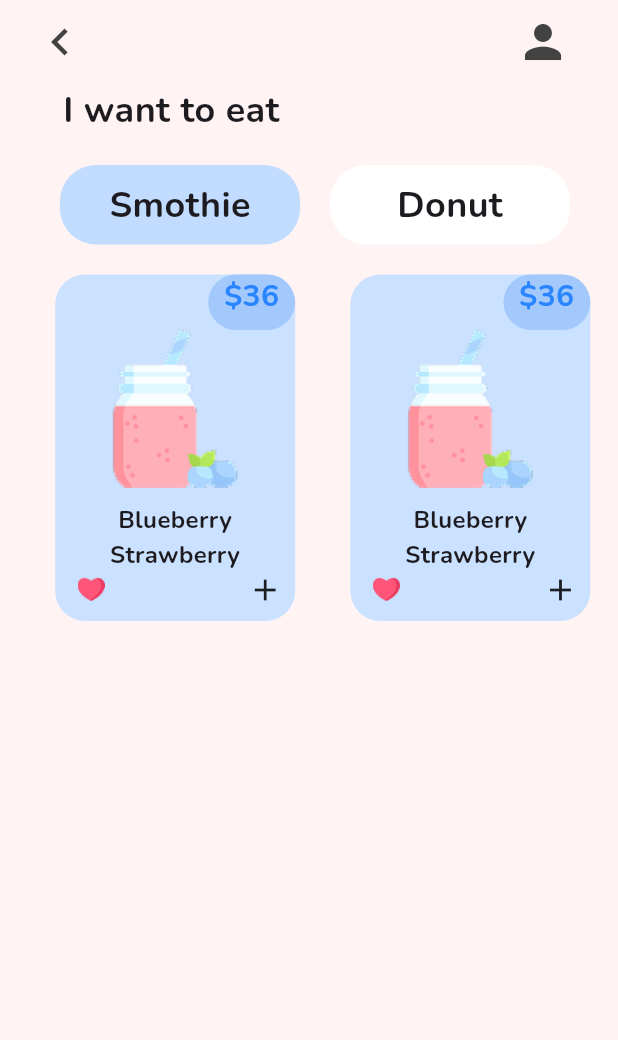
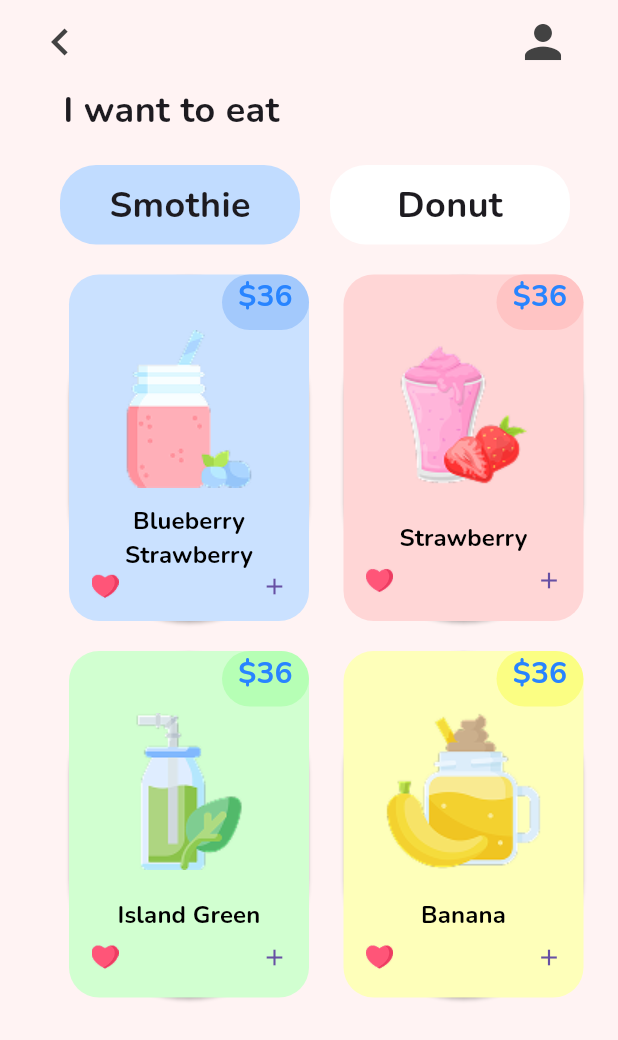
Before and after one commit to Chimedtseren99/flutter_venus_project_2025, a Flutter app: the SmothieScreen screen opened directly, on a phone screen of 412 x 824 dp. Shown: the top 1040 px of the screen. Run offline on Flutter 3.47's test engine with Material 3 defaults, Android fonts, the phone set to English and light mode, and no system bars.

Commit message:
add:project_1

```diff
--- /dev/null
+++ b/project_1/lib/card.dart
@@ -0,0 +1,118 @@
+import 'package:flutter/material.dart';
+import 'package:project_1/detail.dart';
+
+class Cards extends StatelessWidget {
+  final Color bgColor;
+  final Color bgColor2;
+  final String productName;
+  final String image;
+  final bool isDonut;
+
+  const Cards({
+    required this.bgColor,
+    required this.bgColor2,
+    required this.productName,
+    required this.image,
+    this.isDonut = false,
+    super.key,
+  });
+
+  @override
+  Widget build(BuildContext context) {
+    return ElevatedButton(
+      style: ElevatedButton.styleFrom(
+        padding: EdgeInsets.zero,
+        backgroundColor: Colors.transparent,
+      ),
+      onPressed: () {
+        Navigator.push(
+            context,
+            MaterialPageRoute(
+                builder: (context) => Detail(
+                    bgColor: bgColor,
+                    bgColor2: bgColor2,
+                    productName: productName,
+                    image: image)));
+      },
+      child: Container(
+        width: 160,
+        height: 231,
+        decoration: BoxDecoration(
+          borderRadius: BorderRadius.circular(20),
+          color: bgColor,
+        ),
+        child: Column(
+          mainAxisAlignment: MainAxisAlignment.spaceBetween,
+          children: [
+            Row(
+              mainAxisAlignment: MainAxisAlignment.end,
+              children: [
+                Container(
+                  width: 58,
+                  height: 37,
+                  decoration: BoxDecoration(
+                    borderRadius: BorderRadius.circular(20),
+                    color: bgColor2,
+                  ),
+                  child: Column(
+                    children: [
+                      Text(
+                        '\$36',
+                        textAlign: TextAlign.center,
+                        style: TextStyle(
+                            fontFamily: 'Nunito',
+                            fontWeight: FontWeight.bold,
+                            color: Color(0xff2884ff),
+                            fontSize: 20),
+                      )
+                    ],
+                  ),
+                ),
+              ],
+            ),
+            Center(
+              child: Image.asset(image),
+            ),
+            Padding(padding: EdgeInsets.only(top: 10)),
+            Text(
+              productName,
+              textAlign: TextAlign.center,
+              style: TextStyle(
+                fontSize: 16,
+                fontFamily: 'Nunito',
+                fontWeight: FontWeight.bold,
+                color: Color(0xff000000),
+              ),
+            ),
+            isDonut
+                ? Text(
+                    "Dunkins",
+                    style: TextStyle(
+                      color: Color(0xff000000),
+                    ),
+                  )
+                : Container(),
+            Row(
+              children: [
+                Padding(
+                    padding: EdgeInsets.only(
+                  left: 15,
+                )),
+                SizedBox(
+                  width: 18,
+                  height: 18,
+                  child: Image.asset('assets/images/Heart.png'),
+                ),
+                Padding(padding: EdgeInsets.only(left: 95)),
+                Icon(Icons.add),
+              ],
+            ),
+            SizedBox(
+              height: 14,
+            )
+          ],
+        ),
+      ),
+    );
+  }
+}
--- a/project_1/lib/main.dart
+++ b/project_1/lib/main.dart
@@ -1,10 +1,12 @@
 import 'package:flutter/material.dart';
 import 'package:project_1/start_page.dart';
 
+import 'Smoothie_blueberry_strawberry.dart';
+import 'donut_screen.dart';
+
 void main() {
   runApp(MaterialApp(
-    home: StartPage(
-
+    home: SmoothieBlueberryStrawberry(
     ),
   ),
   );
--- a/project_1/lib/smothie_screen.dart
+++ b/project_1/lib/smothie_screen.dart
@@ -1,6 +1,8 @@
 import 'package:flutter/cupertino.dart';
 import 'package:flutter/material.dart';
 import 'package:project_1/start_page.dart';
+
+import 'card.dart';
 
 class SmothieScreen extends StatefulWidget {
   const SmothieScreen({super.key});
@@ -113,141 +115,20 @@ class _SmothieScreenState extends State<SmothieScreen> {
               mainAxisAlignment: MainAxisAlignment.spaceEvenly,
               children: [
                 Padding(padding: EdgeInsets.only( top: 10)),
-                Container(
-                  width: 160,
-                  height: 231,
-                  decoration: BoxDecoration(
-                    borderRadius: BorderRadius.circular(20),
-                    color: Color(0xffcae1ff),
-                  ),
-                  child: Column(
-                    children: [
-                      Row(
-                        mainAxisAlignment: MainAxisAlignment.end,
-                        children: [
-                          Container(
-                            width: 58,
-                            height: 37,
-                            decoration: BoxDecoration(
-                              borderRadius: BorderRadius.circular(20),
-                              color: Color(0xffa3c9fc),
-                            ),
-                            child: Column(
-                              children: [
-                                Text(
-                                  '\$36',
-                                  textAlign: TextAlign.center,
-                                  style: TextStyle(
-                                      fontFamily: 'Nunito',
-                                      fontWeight: FontWeight.bold,
-                                      color: Color(0xff2884ff),
-                                      fontSize: 20),
-                                )
-                              ],
-                            ),
-                          ),
-                        ],
-                      ),
-                      Center(
-                        child: Image.asset('assets/images/smoothie.png'),
-                      ),
-                      Padding(padding: EdgeInsets.only(top: 10)),
-                      Text(
-                        'Blueberry Strawberry',
-                        textAlign: TextAlign.center,
-                        style: TextStyle(
-                          fontSize: 16,
-                          fontFamily: 'Nunito',
-                          fontWeight: FontWeight.bold,
-                        ),
-                      ),
-                      Row(
-                        children: [
-                          Padding(
-                              padding: EdgeInsets.only(
-                            left: 15,
-                          )),
-                          SizedBox(
-                            width: 18,
-                            height: 18,
-                            child: Image.asset('assets/images/Heart.png'),
-                          ),
-                          Padding(padding: EdgeInsets.only(left: 95)),
-                          Icon(Icons.add),
-                        ],
-                      ),
-                    ],
-                  ),
-                ),
-                Padding(padding: EdgeInsets.only(top: 20)),
-                Container(
-                  width: 160,
-                  height: 231,
-                  decoration: BoxDecoration(
-                    borderRadius: BorderRadius.circular(20),
-                    color: Color(0xffcae1ff),
-                  ),
-                  child: Column(
-                    children: [
-                      Row(
-                        mainAxisAlignment: MainAxisAlignment.end,
-                        children: [
-                          Container(
-                            width: 58,
-                            height: 37,
-                            decoration: BoxDecoration(
-                              borderRadius: BorderRadius.circular(20),
-                              color: Color(0xffa3c9fc),
-                            ),
-                            child: Column(
-                              children: [
-                                Text(
-                                  '\$36',
-                                  textAlign: TextAlign.center,
-                                  style: TextStyle(
-                                      fontFamily: 'Nunito',
-                                      fontWeight: FontWeight.bold,
-                                      color: Color(0xff2884ff),
-                                      fontSize: 20),
-                                )
-                              ],
-                            ),
-                          ),
-                        ],
-                      ),
-                      Center(
-                        child: Image.asset('assets/images/smoothie.png'),
-                      ),
-                      Padding(padding: EdgeInsets.only(top: 10)),
-                      Text(
-                        'Blueberry Strawberry',
-                        textAlign: TextAlign.center,
-                        style: TextStyle(
-                          fontSize: 16,
-                          fontFamily: 'Nunito',
-                          fontWeight: FontWeight.bold,
-                        ),
-                      ),
-                      Row(
-                        children: [
-                          Padding(
-                              padding: EdgeInsets.only(
-                            left: 15,
-                          )),
-                          SizedBox(
-                            width: 18,
-                            height: 18,
-                            child: Image.asset('assets/images/Heart.png'),
-                          ),
-                          Padding(padding: EdgeInsets.only(left: 95)),
-                          Icon(Icons.add),
-                        ],
-                      ),
-                    ],
-                  ),
-                ),
+                Cards(bgColor: Color(0xffcae1ff), bgColor2: Color(0xffa3c9fc), productName: "Blueberry Strawberry", image:'assets/images/smoothie.png'),
+                Cards(bgColor: Color(0xffffd6d6), bgColor2: Color(0xffffc4c4), productName: "Strawberry", image: 'assets/images/smoothie (5).png'),
+
               ],
             ),
+            SizedBox(height: 20,),
+            Row(
+              mainAxisAlignment: MainAxisAlignment.spaceEvenly,
+              children: [
+                Padding(padding: EdgeInsets.only( top: 10)),
+                Cards(bgColor: Color(0xffd1ffd0), bgColor2: Color(0xffb6ffb5), productName: "Island Green", image: 'assets/images/smoothie (4).png'),
+                Cards(bgColor: Color(0xfffeffba), bgColor2: Color(0xfffbfe83), productName: "Banana", image: 'assets/images/banana-smoothie.png')
+              ],
+            )
           ],
         ),
       ),
--- a/project_1/lib/start_page.dart
+++ b/project_1/lib/start_page.dart
@@ -44,7 +44,7 @@ class _StartPageState extends State<StartPage> {
                     color: Color(0xfff57ac8),
                   ),
                 )),
-          )
+          ),
         ],
       ),
     ));
```
Also changed, not shown: project_1/lib/Smoothie_blueberry_strawberry.dart (added, +75 -0 lines), project_1/lib/detail.dart (added, +30 -0 lines), project_1/lib/donut_screen.dart (added, +131 -0 lines).
